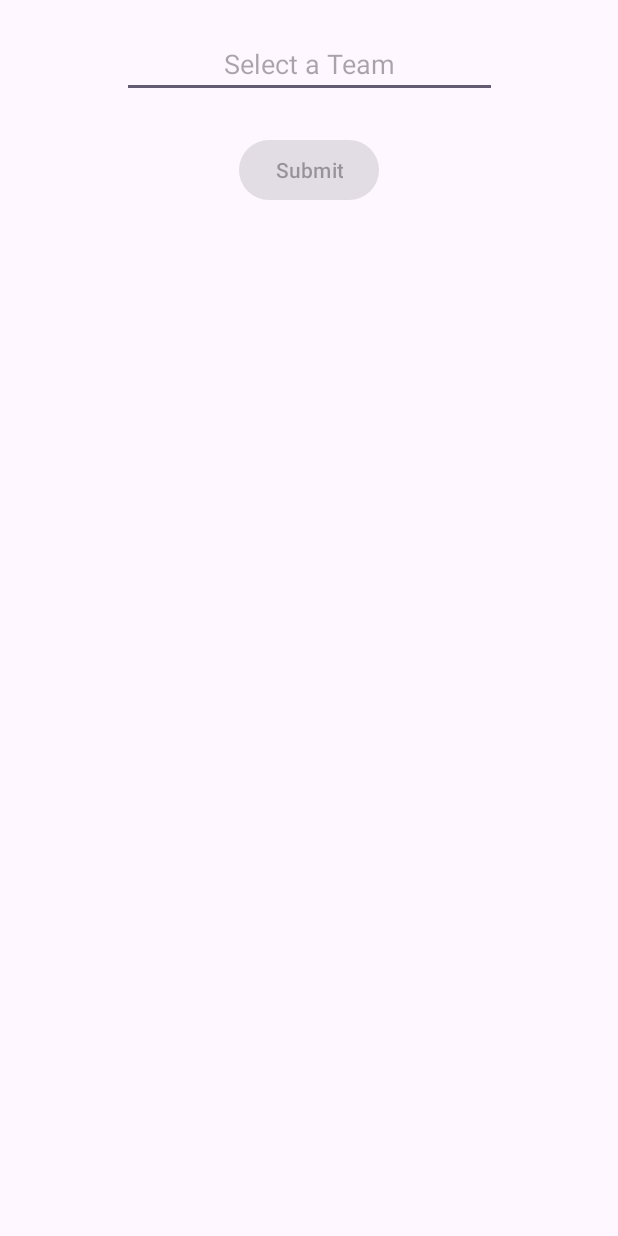
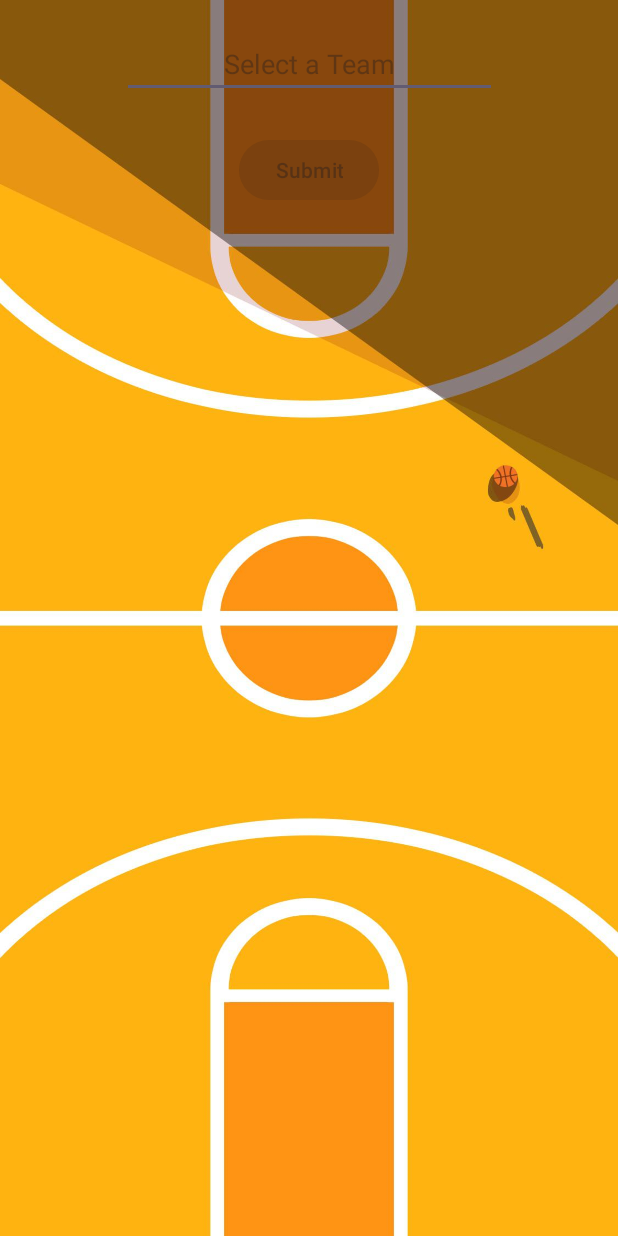
Before and after one commit to evabth/groupproject436, an Android app: the screen it shows after launch (MainActivity), on a phone screen of 412 x 824 dp. Run offline under Robolectric (Android 15) with nearby library versions, the phone set to English and light mode, and no system bars; our stand-ins replace AdMob, Firebase (no records; nobody signed in at launch, a user with empty details on screens opened directly); 3 statements that could not run were skipped.

Commit message:
Added Ad banner on home screen, new gui component recycler view, background picture on hompage

```diff
--- a/app/build.gradle.kts
+++ b/app/build.gradle.kts
@@ -49,6 +49,7 @@ dependencies {
     //implementation("com.google.firebase:firebase-database:22.0.1")
     implementation(platform("com.google.firebase:firebase-bom:33.7.0"))
     implementation("com.google.firebase:firebase-firestore")
+    implementation("com.google.android.gms:play-services-ads:24.4.0")
     //implementation(platform("com.google.foirebase:firebase-bom:34.6.0"))
     //implementation("com.google.firebase:firebase-database")
 }
--- a/app/src/main/AndroidManifest.xml
+++ b/app/src/main/AndroidManifest.xml
@@ -14,6 +14,10 @@
         android:roundIcon="@mipmap/ic_launcher_round"
         android:supportsRtl="true"
         android:theme="@style/Theme.Groupproject">
+
+        <meta-data
+            android:name="com.google.android.gms.ads.APPLICATION_ID"
+            android:value="ca-app-pub-3940256099942544~3347511713"/>
         <activity
             android:name=".MainActivity"
             android:exported="true">
--- a/app/src/main/java/com/example/groupproject/MainActivity.kt
+++ b/app/src/main/java/com/example/groupproject/MainActivity.kt
@@ -6,6 +6,7 @@ import android.content.SharedPreferences
 import android.os.Bundle
 import android.util.Log
 import android.widget.ArrayAdapter
+import android.widget.LinearLayout
 import android.widget.AutoCompleteTextView
 import android.widget.Button
 import android.widget.Toast
@@ -13,7 +14,9 @@ import androidx.activity.enableEdgeToEdge
 import androidx.appcompat.app.AppCompatActivity
 import com.google.firebase.firestore.FirebaseFirestore
 import com.google.firebase.firestore.IgnoreExtraProperties
-
+import com.google.android.gms.ads.AdRequest
+import com.google.android.gms.ads.AdSize
+import com.google.android.gms.ads.AdView
 
 @IgnoreExtraProperties
 class MainActivity : AppCompatActivity() {
@@ -45,6 +48,7 @@ class MainActivity : AppCompatActivity() {
 
     // shared preferences for persistent storage
     private lateinit var pref : SharedPreferences
+    private lateinit var adView : AdView
 
     override fun onCreate(savedInstanceState: Bundle?) {
         super.onCreate(savedInstanceState)
@@ -78,6 +82,21 @@ class MainActivity : AppCompatActivity() {
 
         // Set up functionality for the submit button
         submitButton.setOnClickListener { onSubmit() }
+
+        adView = AdView( this )
+        var adSize : AdSize = AdSize(AdSize.FULL_WIDTH, AdSize.AUTO_HEIGHT )
+        adView.setAdSize( adSize )
+        var adUnitId : String = "ca-app-pub-3940256099942544/6300978111"
+        adView.adUnitId = adUnitId
+        var builder : AdRequest.Builder = AdRequest.Builder( )
+        builder.addKeyword( "fitness" ).addKeyword( "workout" )
+        var adRequest : AdRequest = builder.build()
+
+        var adLayout : LinearLayout = findViewById<LinearLayout>( R.id.ad_view )
+        adLayout.addView( adView )
+
+        // request the ad to be served by Google
+        adView.loadAd( adRequest )
 
     }
 
--- a/app/src/main/res/layout/activity_main.xml
+++ b/app/src/main/res/layout/activity_main.xml
@@ -5,6 +5,7 @@
     android:id="@+id/main"
     android:layout_width="match_parent"
     android:layout_height="match_parent"
+    android:background="@drawable/basketballcourt"
     tools:context=".MainActivity">
 
     <!-- Dropdown Menu -->
@@ -35,4 +36,18 @@
         android:layout_marginTop="24dp" />
 
 
+    <LinearLayout
+        android:layout_width="match_parent"
+        android:layout_height="0dp"
+        android:layout_weight="1"
+        android:orientation="horizontal"
+        android:background="#F444"
+        android:gravity="center"
+        android:id="@+id/ad_view"
+        app:layout_constraintBottom_toBottomOf="parent"
+        >
+
+    </LinearLayout>
+
+
 </androidx.constraintlayout.widget.ConstraintLayout>
```
Also changed, not shown: app/src/main/java/com/example/groupproject/ScheduleView.kt (+71 -0 lines), app/src/main/java/com/example/groupproject/UpcomingGamesAdapter.kt (added, +53 -0 lines), app/src/main/res/drawable/basketballcourt.jpg (added).
